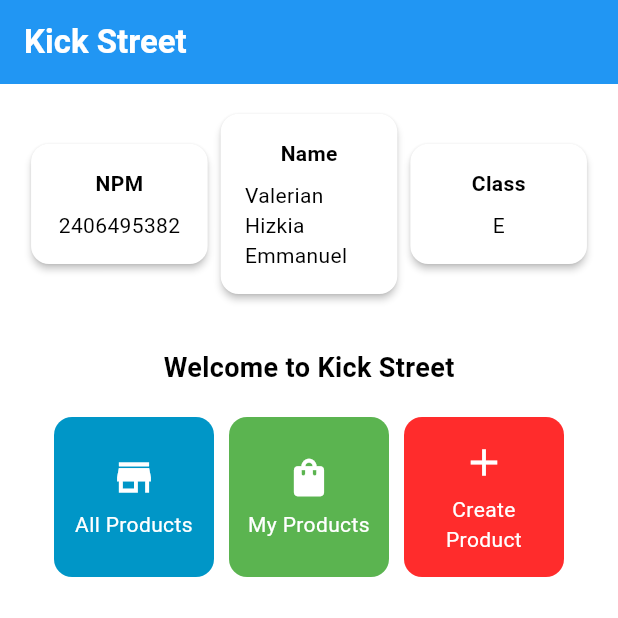
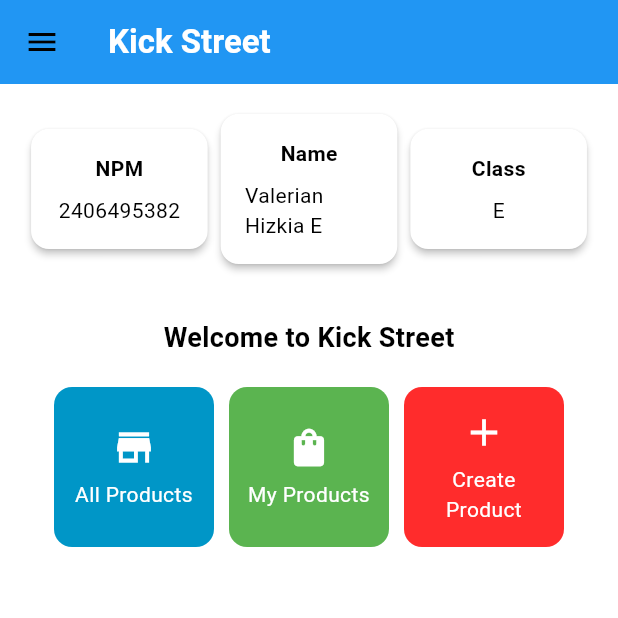
Before and after one commit to Kritzeey/kick-street-flutter, a Flutter app: the screen it shows after launch, on a phone screen of 412 x 824 dp, the top half of it. Run offline on Flutter 3.47's test engine with Material 3 defaults, Android fonts, the light colour scheme and no system bars.

Commit message:
feat: add drawer.dart

```diff
--- a/lib/menu.dart
+++ b/lib/menu.dart
@@ -1,9 +1,10 @@
 import 'package:flutter/material.dart';
+import 'package:kick_street_flutter/widgets/drawer.dart';
 
 class MyHomePage extends StatelessWidget {
   MyHomePage({super.key});
 
-  final String name = "Valerian Hizkia Emmanuel";
+  final String name = "Valerian Hizkia E";
   final String npm = "2406495382";
   final String kelas = "E";
 
@@ -75,28 +76,24 @@ class MyHomePage extends StatelessWidget {
           ],
         ),
       ),
+      drawer: MenuDrawer(),
     );
   }
 }
 
 class InfoCard extends StatelessWidget {
-  // Kartu informasi yang menampilkan title dan content.
-
-  final String title;  // Judul kartu.
-  final String content;  // Isi kartu.
+  final String title;
+  final String content;
 
   const InfoCard({super.key, required this.title, required this.content});
 
   @override
   Widget build(BuildContext context) {
     return Card(
-      // Membuat kotak kartu dengan bayangan dibawahnya.
       elevation: 2.0,
       child: Container(
-        // Mengatur ukuran dan jarak di dalam kartu.
-        width: MediaQuery.of(context).size.width / 3.5, // menyesuaikan dengan lebar device yang digunakan.
+        width: MediaQuery.of(context).size.width / 3.5,
         padding: const EdgeInsets.all(16.0),
-        // Menyusun title dan content secara vertikal.
         child: Column(
           children: [
             Text(
@@ -121,8 +118,6 @@ class ItemHomepage {
 }
 
 class ItemCard extends StatelessWidget {
-  // Menampilkan kartu dengan ikon dan nama.
-
   final ItemHomepage item;
 
   const ItemCard(this.item, {super.key});
@@ -130,27 +125,21 @@ class ItemCard extends StatelessWidget {
   @override
   Widget build(BuildContext context) {
     return Material(
-      // Menentukan warna latar belakang dari tema aplikasi.
       color: Color(item.color),
-      // Membuat sudut kartu melengkung.
       borderRadius: BorderRadius.circular(12),
 
       child: InkWell(
-        // Aksi ketika kartu ditekan.
         onTap: () {
-          // Menampilkan pesan SnackBar saat kartu ditekan.
           ScaffoldMessenger.of(context)
             ..hideCurrentSnackBar()
             ..showSnackBar(
               SnackBar(content: Text("Kamu telah menekan tombol ${item.name}!"))
             );
         },
-        // Container untuk menyimpan Icon dan Text
         child: Container(
           padding: const EdgeInsets.all(8),
           child: Center(
             child: Column(
-              // Menyusun ikon dan teks di tengah kartu.
               mainAxisAlignment: MainAxisAlignment.center,
               children: [
                 Icon(
```
Also changed, not shown: lib/widgets/drawer.dart (added, +45 -0 lines).
